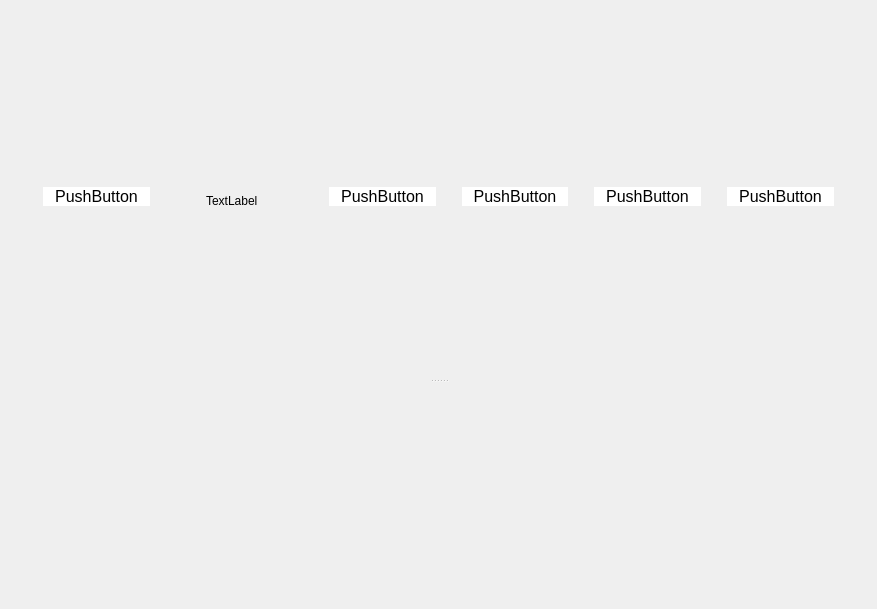
Old version of the form mainwindow.ui in the repository darkestsoul99/wordle-qt.
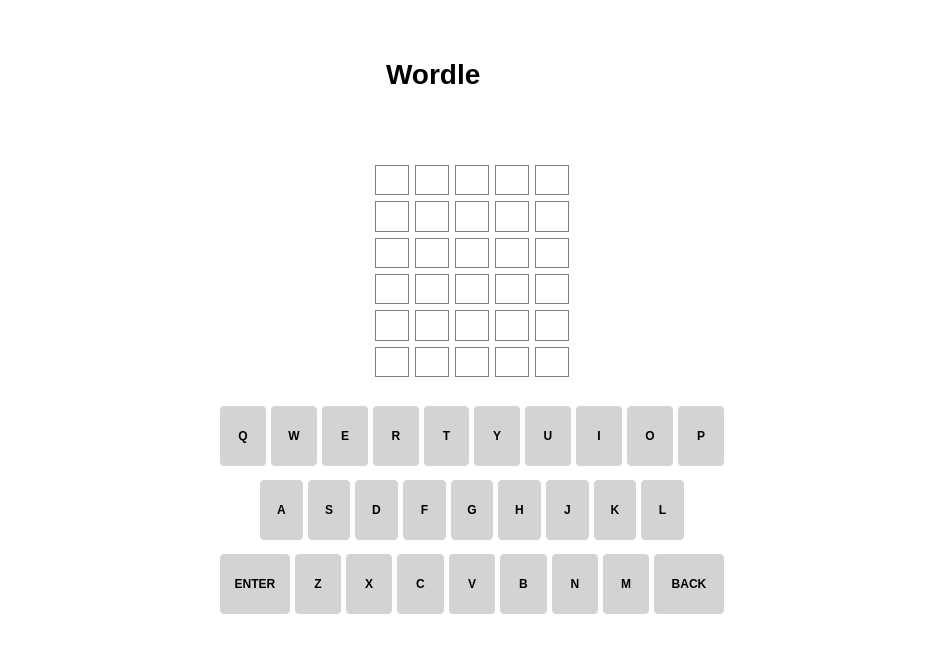
New version of the form. The open tabs and pages were chosen to show the change. Icons and pictures are not drawn.

What changed in the file:
```diff
--- a/mainwindow.ui
+++ b/mainwindow.ui
@@ -6,30 +6,16 @@
    <rect>
     <x>0</x>
     <y>0</y>
-    <width>877</width>
-    <height>609</height>
+    <width>944</width>
+    <height>672</height>
    </rect>
   </property>
   <property name="windowTitle">
    <string>MainWindow</string>
   </property>
   <property name="styleSheet">
-   <string notr="true">QPushButton {
-    position: relative;
-    border: none;
-    height: 3em;
-    border-radius: 1.5em;
-    font-size: 16px;
-	line-height: 28px;
-    padding: 0 2em;
-    background: #fff;
-    color: #000;
-    margin: 0 10px 8px;
-    font-weight: 400;
-}
-
-QFrame {
-	border-style: none;
+   <string notr="true">QMainWindow {
+	background-color: #fff;
 }</string>
   </property>
   <property name="animated">
@@ -37,7 +23,7 @@
   </property>
   <widget class="QWidget" name="centralWidget">
    <layout class="QGridLayout" name="gridLayout">
-    <item row="1" column="0">
+    <item row="0" column="0">
      <widget class="QStackedWidget" name="stackedWidget">
       <property name="font">
        <font>
@@ -277,142 +263,822 @@
        <property name="styleSheet">
         <string notr="true"/>
        </property>
-       <layout class="QGridLayout" name="gridLayout_2">
+       <layout class="QGridLayout" name="gridLayout_2" rowstretch="1,5">
         <item row="0" column="0">
-         <widget class="QSplitter" name="splitter">
-          <property name="sizePolicy">
-           <sizepolicy hsizetype="Preferred" vsizetype="Expanding">
-            <horstretch>0</horstretch>
-            <verstretch>100</verstretch>
-           </sizepolicy>
+         <widget class="QWidget" name="horizontalWidget" native="true">
+          <property name="styleSheet">
+           <string notr="true">QPushButton {
+	border: none;
+	padding: 0;
+}</string>
           </property>
-          <property name="orientation">
-           <enum>Qt::Vertical</enum>
-          </property>
-          <widget class="QWidget" name="horizontalLayoutWidget">
-           <layout class="QHBoxLayout" name="horizontalLayout">
-            <item>
-             <widget class="QPushButton" name="pushButton">
-              <property name="sizePolicy">
-               <sizepolicy hsizetype="Preferred" vsizetype="Fixed">
-                <horstretch>1</horstretch>
-                <verstretch>0</verstretch>
-               </sizepolicy>
-              </property>
-              <property name="text">
-               <string>PushButton</string>
-              </property>
-             </widget>
-            </item>
-            <item>
-             <spacer name="horizontalSpacer_3">
-              <property name="orientation">
-               <enum>Qt::Horizontal</enum>
-              </property>
-              <property name="sizeHint" stdset="0">
-               <size>
-                <width>40</width>
-                <height>20</height>
-               </size>
-              </property>
-             </spacer>
-            </item>
-            <item>
-             <widget class="QLabel" name="label">
-              <property name="sizePolicy">
-               <sizepolicy hsizetype="Preferred" vsizetype="Preferred">
-                <horstretch>5</horstretch>
-                <verstretch>0</verstretch>
-               </sizepolicy>
-              </property>
-              <property name="maximumSize">
-               <size>
-                <width>67</width>
-                <height>16777215</height>
-               </size>
-              </property>
-              <property name="text">
-               <string>TextLabel</string>
-              </property>
-             </widget>
-            </item>
-            <item>
-             <spacer name="horizontalSpacer_4">
-              <property name="orientation">
-               <enum>Qt::Horizontal</enum>
-              </property>
-              <property name="sizeHint" stdset="0">
-               <size>
-                <width>40</width>
-                <height>20</height>
-               </size>
-              </property>
-             </spacer>
-            </item>
-            <item>
-             <widget class="QPushButton" name="pushButton_5">
-              <property name="sizePolicy">
-               <sizepolicy hsizetype="Preferred" vsizetype="Fixed">
-                <horstretch>1</horstretch>
-                <verstretch>0</verstretch>
-               </sizepolicy>
-              </property>
-              <property name="text">
-               <string>PushButton</string>
-              </property>
-             </widget>
-            </item>
-            <item>
-             <widget class="QPushButton" name="pushButton_3">
-              <property name="sizePolicy">
-               <sizepolicy hsizetype="Preferred" vsizetype="Fixed">
-                <horstretch>1</horstretch>
-                <verstretch>0</verstretch>
-               </sizepolicy>
-              </property>
-              <property name="text">
-               <string>PushButton</string>
-              </property>
-             </widget>
-            </item>
-            <item>
-             <widget class="QPushButton" name="pushButton_4">
-              <property name="sizePolicy">
-               <sizepolicy hsizetype="Preferred" vsizetype="Fixed">
-                <horstretch>1</horstretch>
-                <verstretch>0</verstretch>
-               </sizepolicy>
-              </property>
-              <property name="text">
-               <string>PushButton</string>
-              </property>
-             </widget>
-            </item>
-            <item>
-             <widget class="QPushButton" name="pushButton_2">
-              <property name="sizePolicy">
-               <sizepolicy hsizetype="Preferred" vsizetype="Fixed">
-                <horstretch>1</horstretch>
-                <verstretch>0</verstretch>
-               </sizepolicy>
-              </property>
-              <property name="text">
-               <string>PushButton</string>
-              </property>
-             </widget>
-            </item>
-           </layout>
-          </widget>
-          <widget class="QWidget" name="widget" native="true">
-           <layout class="QVBoxLayout" name="verticalLayout_2">
-            <item>
-             <widget class="QWidget" name="widget_2" native="true"/>
-            </item>
-            <item>
-             <widget class="QWidget" name="widget_3" native="true"/>
-            </item>
-           </layout>
-          </widget>
+          <layout class="QHBoxLayout" name="horizontalLayout" stretch="1,100,1,1,1">
+           <item>
+            <widget class="QPushButton" name="menuButton">
+             <property name="maximumSize">
+              <size>
+               <width>50</width>
+               <height>50</height>
+              </size>
+             </property>
+             <property name="styleSheet">
+              <string notr="true">image: url(:/img/svg/menu-svgrepo-com.svg);</string>
+             </property>
+             <property name="text">
+              <string/>
+             </property>
+            </widget>
+           </item>
+           <item alignment="Qt::AlignHCenter">
+            <widget class="QLabel" name="wordleBarLogo">
+             <property name="styleSheet">
+              <string notr="true">font-weight: 700;
+font-size: 28px;
+left: 0;
+right: 0;
+position: relative;</string>
+             </property>
+             <property name="text">
+              <string>Wordle</string>
+             </property>
+            </widget>
+           </item>
+           <item>
+            <widget class="QPushButton" name="helpButton">
+             <property name="maximumSize">
+              <size>
+               <width>50</width>
+               <height>50</height>
+              </size>
+             </property>
+             <property name="styleSheet">
+              <string notr="true">image: url(:/img/svg/round-help-button.svg);</string>
+             </property>
+             <property name="text">
+              <string/>
+             </property>
+            </widget>
+           </item>
+           <item>
+            <widget class="QPushButton" name="statsButton">
+             <property name="maximumSize">
+              <size>
+               <width>50</width>
+               <height>50</height>
+              </size>
+             </property>
+             <property name="styleSheet">
+              <string notr="true">image: url(:/img/svg/bar-chart.svg);</string>
+             </property>
+             <property name="text">
+              <string/>
+             </property>
+            </widget>
+           </item>
+           <item>
+            <widget class="QPushButton" name="settingsButton">
+             <property name="maximumSize">
+              <size>
+               <width>50</width>
+               <height>50</height>
+              </size>
+             </property>
+             <property name="styleSheet">
+              <string notr="true">image: url(:/img/svg/settings-svgrepo-com(1).svg);</string>
+             </property>
+             <property name="text">
+              <string/>
+             </property>
+            </widget>
+           </item>
+          </layout>
+         </widget>
+        </item>
+        <item row="1" column="0">
+         <widget class="QWidget" name="gameWidget" native="true">
+          <layout class="QHBoxLayout" name="horizontalLayout_3" stretch="1,3,1">
+           <item>
+            <spacer name="horizontalSpacer_3">
+             <property name="orientation">
+              <enum>Qt::Horizontal</enum>
+             </property>
+             <property name="sizeType">
+              <enum>QSizePolicy::Preferred</enum>
+             </property>
+             <property name="sizeHint" stdset="0">
+              <size>
+               <width>40</width>
+               <height>20</height>
+              </size>
+             </property>
+            </spacer>
+           </item>
+           <item>
+            <widget class="QWidget" name="gameAreaWidget" native="true">
+             <layout class="QVBoxLayout" name="verticalLayout_4">
+              <item>
+               <layout class="QHBoxLayout" name="horizontalLayout_4" stretch="2,3,2">
+                <item>
+                 <spacer name="horizontalSpacer_8">
+                  <property name="orientation">
+                   <enum>Qt::Horizontal</enum>
+                  </property>
+                  <property name="sizeType">
+                   <enum>QSizePolicy::Preferred</enum>
+                  </property>
+                  <property name="sizeHint" stdset="0">
+                   <size>
+                    <width>40</width>
+                    <height>20</height>
+                   </size>
+                  </property>
+                 </spacer>
+                </item>
+                <item>
+                 <widget class="QWidget" name="wordsWidget" native="true">
+                  <property name="sizePolicy">
+                   <sizepolicy hsizetype="Preferred" vsizetype="Preferred">
+                    <horstretch>0</horstretch>
+                    <verstretch>0</verstretch>
+                   </sizepolicy>
+                  </property>
+                  <layout class="QGridLayout" name="gridLayout_4" columnstretch="0,0,0,0,0,0,0">
+                   <item row="3" column="3">
+                    <widget class="QLabel" name="label_22">
+                     <property name="styleSheet">
+                      <string notr="true">border: 1px solid;
+border-color: grey;</string>
+                     </property>
+                     <property name="text">
+                      <string/>
+                     </property>
+                    </widget>
+                   </item>
+                   <item row="1" column="2">
+                    <widget class="QLabel" name="label_30">
+                     <property name="styleSheet">
+                      <string notr="true">border: 1px solid;
+border-color: grey;</string>
+                     </property>
+                     <property name="text">
+                      <string/>
+                     </property>
+                    </widget>
+                   </item>
+                   <item row="2" column="1">
+                    <widget class="QLabel" name="label_16">
+                     <property name="styleSheet">
+                      <string notr="true">border: 1px solid;
+border-color: grey;</string>
+                     </property>
+                     <property name="text">
+                      <string/>
+                     </property>
+                    </widget>
+                   </item>
+                   <item row="2" column="5">
+                    <widget class="QLabel" name="label_6">
+                     <property name="styleSheet">
+                      <string notr="true">border: 1px solid;
+border-color: grey;</string>
+                     </property>
+                     <property name="text">
+                      <string/>
+                     </property>
+                    </widget>
+                   </item>
+                   <item row="0" column="1">
+                    <widget class="QLabel" name="label_13">
+                     <property name="styleSheet">
+                      <string notr="true">border: 1px solid;
+border-color: grey;</string>
+                     </property>
+                     <property name="text">
+                      <string/>
+                     </property>
+                    </widget>
+                   </item>
+                   <item row="0" column="4">
+                    <widget class="QLabel" name="label_5">
+                     <property name="styleSheet">
+                      <string notr="true">border: 1px solid;
+border-color: grey;</string>
+                     </property>
+                     <property name="text">
+                      <string/>
+                     </property>
+                    </widget>
+                   </item>
+                   <item row="0" column="3">
+                    <widget class="QLabel" name="label_24">
+                     <property name="styleSheet">
+                      <string notr="true">border: 1px solid;
+border-color: grey;</string>
+                     </property>
+                     <property name="text">
+                      <string/>
+                     </property>
+                    </widget>
+                   </item>
+                   <item row="1" column="5">
+                    <widget class="QLabel" name="label_8">
+                     <property name="styleSheet">
+                      <string notr="true">border: 1px solid;
+border-color: grey;</string>
+                     </property>
+                     <property name="text">
+                      <string/>
+                     </property>
+                    </widget>
+                   </item>
+                   <item row="6" column="4">
+                    <widget class="QLabel" name="label_3">
+                     <property name="styleSheet">
+                      <string notr="true">border: 1px solid;
+border-color: grey;</string>
+                     </property>
+                     <property name="text">
+                      <string/>
+                     </property>
+                    </widget>
+                   </item>
+                   <item row="5" column="1">
+                    <widget class="QLabel" name="label_18">
+                     <property name="styleSheet">
+                      <string notr="true">border: 1px solid;
+border-color: grey;</string>
+                     </property>
+                     <property name="text">
+                      <string/>
+                     </property>
+                    </widget>
+                   </item>
+                   <item row="3" column="2">
+                    <widget class="QLabel" name="label_28">
+                     <property name="styleSheet">
+                      <string notr="true">border: 1px solid;
+border-color: grey;</string>
+                     </property>
+                     <property name="text">
+                      <string/>
+                     </property>
+                    </widget>
+                   </item>
+                   <item row="6" column="5">
+                    <widget class="QLabel" name="label_4">
+                     <property name="styleSheet">
+                      <string notr="true">border: 1px solid;
+border-color: grey;</string>
+                     </property>
+                     <property name="text">
+                      <string/>
+                     </property>
+                    </widget>
+                   </item>
+                   <item row="5" column="4">
+                    <widget class="QLabel" name="label_12">
+                     <property name="styleSheet">
+                      <string notr="true">border: 1px solid;
+border-color: grey;</string>
+                     </property>
+                     <property name="text">
+                      <string/>
+                     </property>
+                    </widget>
+                   </item>
+                   <item row="0" column="2">
+                    <widget class="QLabel" name="label_23">
+                     <property name="styleSheet">
+                      <string notr="true">border: 1px solid;
+border-color: grey;</string>
+                     </property>
+                     <property name="text">
+                      <string/>
+                     </property>
+                    </widget>
+                   </item>
+                   <item row="6" column="3">
+                    <widget class="QLabel" name="label_25">
+                     <property name="styleSheet">
+                      <string notr="true">border: 1px solid;
+border-color: grey;</string>
+                     </property>
+                     <property name="text">
+                      <string/>
+                     </property>
+                    </widget>
+                   </item>
+                   <item row="2" column="2">
+                    <widget class="QLabel" name="label_29">
+                     <property name="styleSheet">
+                      <string notr="true">border: 1px solid;
+border-color: grey;</string>
+                     </property>
+                     <property name="text">
+                      <string/>
+                     </property>
+                    </widget>
+                   </item>
+                   <item row="0" column="5">
+                    <widget class="QLabel" name="label_2">
+                     <property name="styleSheet">
+                      <string notr="true">border: 1px solid;
+border-color: grey;</string>
+                     </property>
+                     <property name="text">
+                      <string/>
+                     </property>
+                    </widget>
+                   </item>
+                   <item row="2" column="3">
+                    <widget class="QLabel" name="label_20">
+                     <property name="styleSheet">
+                      <string notr="true">border: 1px solid;
+border-color: grey;</string>
+                     </property>
+                     <property name="text">
+                      <string/>
+                     </property>
+                    </widget>
+                   </item>
+                   <item row="6" column="1">
+                    <widget class="QLabel" name="label_19">
+                     <property name="styleSheet">
+                      <string notr="true">border: 1px solid;
+border-color: grey;</string>
+                     </property>
+                     <property name="text">
+                      <string/>
+                     </property>
+                    </widget>
+                   </item>
+                   <item row="1" column="1">
+                    <widget class="QLabel" name="label_15">
+                     <property name="styleSheet">
+                      <string notr="true">border: 1px solid;
+border-color: grey;</string>
+                     </property>
+                     <property name="text">
+                      <string/>
+                     </property>
+                    </widget>
+                   </item>
+                   <item row="5" column="5">
+                    <widget class="QLabel" name="label">
+                     <property name="styleSheet">
+                      <string notr="true">border: 1px solid;
+border-color: grey;</string>
+                     </property>
+                     <property name="text">
+                      <string/>
+                     </property>
+                    </widget>
+                   </item>
+                   <item row="3" column="1">
+                    <widget class="QLabel" name="label_17">
+                     <property name="styleSheet">
+                      <string notr="true">border: 1px solid;
+border-color: grey;</string>
+                     </property>
+                     <property name="text">
+                      <string/>
+                     </property>
+                    </widget>
+                   </item>
+                   <item row="3" column="4">
+                    <widget class="QLabel" name="label_10">
+                     <property name="styleSheet">
+                      <string notr="true">border: 1px solid;
+border-color: grey;</string>
+                     </property>
+                     <property name="text">
+                      <string/>
+                     </property>
+                    </widget>
+                   </item>
+                   <item row="2" column="4">
+                    <widget class="QLabel" name="label_9">
+                     <property name="styleSheet">
+                      <string notr="true">border: 1px solid;
+border-color: grey;</string>
+                     </property>
+                     <property name="text">
+                      <string/>
+                     </property>
+                    </widget>
+                   </item>
+                   <item row="6" column="2">
+                    <widget class="QLabel" name="label_27">
+                     <property name="styleSheet">
+                      <string notr="true">border: 1px solid;
+border-color: grey;</string>
+                     </property>
+                     <property name="text">
+                      <string/>
+                     </property>
+                    </widget>
+                   </item>
+                   <item row="1" column="4">
+                    <widget class="QLabel" name="label_7">
+                     <property name="styleSheet">
+                      <string notr="true">border: 1px solid;
+border-color: grey;</string>
+                     </property>
+                     <property name="text">
+                      <string/>
+                     </property>
+                    </widget>
+                   </item>
+                   <item row="5" column="3">
+                    <widget class="QLabel" name="label_26">
+                     <property name="styleSheet">
+                      <string notr="true">border: 1px solid;
+border-color: grey;</string>
+                     </property>
+                     <property name="text">
+                      <string/>
+                     </property>
+                    </widget>
+                   </item>
+                   <item row="1" column="3">
+                    <widget class="QLabel" name="label_21">
+                     <property name="styleSheet">
+                      <string notr="true">border: 1px solid;
+border-color: grey;</string>
+                     </property>
+                     <property name="text">
+                      <string/>
+                     </property>
+                    </widget>
+                   </item>
+                   <item row="5" column="2">
+                    <widget class="QLabel" name="label_31">
+                     <property name="styleSheet">
+                      <string notr="true">border: 1px solid;
+border-color: grey;</string>
+                     </property>
+                     <property name="text">
+                      <string/>
+                     </property>
+                    </widget>
+                   </item>
+                   <item row="3" column="5">
+                    <widget class="QLabel" name="label_11">
+                     <property name="styleSheet">
+                      <string notr="true">border: 1px solid;
+border-color: grey;</string>
+                     </property>
+                     <property name="text">
+                      <string/>
+                     </property>
+                    </widget>
+                   </item>
+                  </layout>
+                 </widget>
+                </item>
+                <item>
+                 <spacer name="horizontalSpacer_7">
+                  <property name="orientation">
+                   <enum>Qt::Horizontal</enum>
+                  </property>
+                  <property name="sizeType">
+                   <enum>QSizePolicy::Preferred</enum>
+                  </property>
+                  <property name="sizeHint" stdset="0">
+                   <size>
+                    <width>40</width>
+                    <height>20</height>
+                   </size>
+                  </property>
+                 </spacer>
+                </item>
+               </layout>
+              </item>
+              <item>
+               <widget class="QWidget" name="keyboardWidget" native="true">
+                <property name="sizePolicy">
+                 <sizepolicy hsizetype="Preferred" vsizetype="Preferred">
+                  <horstretch>0</horstretch>
+                  <verstretch>0</verstretch>
+                 </sizepolicy>
+                </property>
+                <property name="styleSheet">
+                 <string notr="true">QPushButton {
+    font-size: 1.25em;
+    font-weight: bold;
+    border: 0;
+    padding: 0;
+    margin: 0 6px 0 0;
+    height: 58px;
+    border-radius: 4px;
+    text-transform: uppercase;
+	color: #000;
+	background-color: #d3d3d3;
+	min-height: 60px;
+}
+
+QWidget {
+	margin: 0;
+	padding: 0;
+}</string>
+                </property>
+                <layout class="QVBoxLayout" name="verticalLayout_3">
+                 <property name="spacing">
+                  <number>2</number>
+                 </property>
+                 <property name="leftMargin">
+                  <number>0</number>
+                 </property>
+                 <property name="topMargin">
+                  <number>0</number>
+                 </property>
+                 <property name="rightMargin">
+                  <number>0</number>
+                 </property>
+                 <property name="bottomMargin">
+                  <number>0</number>
+                 </property>
+                 <item>
+                  <layout class="QHBoxLayout" name="qwertyLayout">
+                   <property name="spacing">
+                    <number>5</number>
+                   </property>
+                   <item>
+                    <widget class="QPushButton" name="QKeyButton">
+                     <property name="text">
+                      <string>Q</string>
+                     </property>
+                    </widget>
+                   </item>
+                   <item>
+                    <widget class="QPushButton" name="WKeyButton">
+                     <property name="text">
+                      <string>W</string>
+                     </property>
+                    </widget>
+                   </item>
+                   <item>
+                    <widget class="QPushButton" name="EKeyButton">
+                     <property name="text">
+                      <string>E</string>
+                     </property>
+                    </widget>
+                   </item>
+                   <item>
+                    <widget class="QPushButton" name="RKeyButton">
+                     <property name="text">
+                      <string>R</string>
+                     </property>
+                    </widget>
+                   </item>
+                   <item>
+                    <widget class="QPushButton" name="TKeyButton">
+                     <property name="text">
+                      <string>T</string>
+                     </property>
+                    </widget>
+                   </item>
+                   <item>
+                    <widget class="QPushButton" name="YKeyButton">
+                     <property name="text">
+                      <string>Y</string>
+                     </property>
+                    </widget>
+                   </item>
+                   <item>
+                    <widget class="QPushButton" name="UKeyButton">
+                     <property name="text">
+                      <string>U</string>
+                     </property>
+                    </widget>
+                   </item>
+                   <item>
+                    <widget class="QPushButton" name="IKeyButton">
+                     <property name="text">
+                      <string>I</string>
+                     </property>
+                    </widget>
+                   </item>
+                   <item>
+                    <widget class="QPushButton" name="OKeyButton">
+                     <property name="text">
+                      <string>O</string>
+                     </property>
+                    </widget>
+                   </item>
+                   <item>
+                    <widget class="QPushButton" name="PKeyButton">
+                     <property name="text">
+                      <string>P</string>
+                     </property>
+                    </widget>
+                   </item>
+                  </layout>
+                 </item>
+                 <item>
+                  <layout class="QHBoxLayout" name="asdLayout">
+                   <property name="spacing">
+                    <number>5</number>
+                   </property>
+                   <property name="sizeConstraint">
+                    <enum>QLayout::SetDefaultConstraint</enum>
+                   </property>
+                   <item>
+                    <spacer name="horizontalSpacer_5">
+                     <property name="orientation">
+                      <enum>Qt::Horizontal</enum>
+                     </property>
+                     <property name="sizeType">
+                      <enum>QSizePolicy::Maximum</enum>
+                     </property>
+                     <property name="sizeHint" stdset="0">
+                      <size>
+                       <width>40</width>
+                       <height>20</height>
+                      </size>
+                     </property>
+                    </spacer>
+                   </item>
+                   <item>
+                    <widget class="QPushButton" name="AKeyButton">
+                     <property name="text">
+                      <string>A</string>
+                     </property>
+                    </widget>
+                   </item>
+                   <item>
+                    <widget class="QPushButton" name="SKeyButton">
+                     <property name="text">
+                      <string>S</string>
+                     </property>
+                    </widget>
+                   </item>
+                   <item>
+                    <widget class="QPushButton" name="DKeyButton">
+                     <property name="text">
+                      <string>D</string>
+                     </property>
+                    </widget>
+                   </item>
+                   <item>
+                    <widget class="QPushButton" name="FKeyButton">
+                     <property name="text">
+                      <string>F</string>
+                     </property>
+                    </widget>
+                   </item>
+                   <item>
+                    <widget class="QPushButton" name="GKeyButton">
+                     <property name="text">
+                      <string>G</string>
+                     </property>
+                    </widget>
+                   </item>
+                   <item>
+                    <widget class="QPushButton" name="HKeyButton">
+                     <property name="text">
+                      <string>H</string>
+                     </property>
+                    </widget>
+                   </item>
+                   <item>
+                    <widget class="QPushButton" name="JKeyButton">
+                     <property name="text">
+                      <string>J</string>
+                     </property>
+                    </widget>
+                   </item>
+                   <item>
+                    <widget class="QPushButton" name="KKeyButton">
+                     <property name="text">
+                      <string>K</string>
+                     </property>
+                    </widget>
+                   </item>
+                   <item>
+                    <widget class="QPushButton" name="LKeyButton">
+                     <property name="minimumSize">
+                      <size>
+                       <width>0</width>
+                       <height>60</height>
+                      </size>
+                     </property>
+                     <property name="text">
+                      <string>L</string>
+                     </property>
+                    </widget>
+                   </item>
+                   <item>
+                    <spacer name="horizontalSpacer_6">
+                     <property name="orientation">
+                      <enum>Qt::Horizontal</enum>
+                     </property>
+                     <property name="sizeType">
+                      <enum>QSizePolicy::Maximum</enum>
+                     </property>
+                     <property name="sizeHint" stdset="0">
+                      <size>
+                       <width>40</width>
+                       <height>20</height>
+                      </size>
+                     </property>
+                    </spacer>
+                   </item>
+                  </layout>
+                 </item>
+                 <item>
+                  <layout class="QHBoxLayout" name="lowLayout" stretch="3,2,2,2,2,2,2,2,3">
+                   <property name="spacing">
+                    <number>5</number>
+                   </property>
+                   <item>
+                    <widget class="QPushButton" name="enterKeyButton">
+                     <property name="text">
+                      <string>ENTER</string>
+                     </property>
+                    </widget>
+                   </item>
+                   <item>
+                    <widget class="QPushButton" name="ZKeyButton">
+                     <property name="text">
+                      <string>Z</string>
+                     </property>
+                    </widget>
+                   </item>
+                   <item>
+                    <widget class="QPushButton" name="XKeyButton">
+                     <property name="text">
+                      <string>X</string>
+                     </property>
+                    </widget>
+                   </item>
+                   <item>
+                    <widget class="QPushButton" name="CKeyButton">
+                     <property name="text">
+                      <string>C</string>
+                     </property>
+                    </widget>
+                   </item>
+                   <item>
+                    <widget class="QPushButton" name="VKeyButton">
+                     <property name="text">
+                      <string>V</string>
+                     </property>
+                    </widget>
+                   </item>
+                   <item>
+                    <widget class="QPushButton" name="BKeyButton">
+                     <property name="text">
+                      <string>B</string>
+                     </property>
+                    </widget>
+                   </item>
+                   <item>
+                    <widget class="QPushButton" name="NKeyButton">
+                     <property name="text">
+                      <string>N</string>
+                     </property>
+                    </widget>
+                   </item>
+                   <item>
+                    <widget class="QPushButton" name="MKeyButton">
+                     <property name="text">
+                      <string>M</string>
+                     </property>
+                    </widget>
+                   </item>
+                   <item>
+                    <widget class="QPushButton" name="backKeyButton">
+                     <property name="text">
+                      <string>BACK</string>
+                     </property>
+                    </widget>
+                   </item>
+                  </layout>
+                 </item>
+                </layout>
+               </widget>
+              </item>
+             </layout>
+            </widget>
+           </item>
+           <item>
+            <spacer name="horizontalSpacer_4">
+             <property name="orientation">
+              <enum>Qt::Horizontal</enum>
+             </property>
+             <property name="sizeType">
+              <enum>QSizePolicy::Preferred</enum>
+             </property>
+             <property name="sizeHint" stdset="0">
+              <size>
+               <width>40</width>
+               <height>20</height>
+              </size>
+             </property>
+            </spacer>
+           </item>
+          </layout>
          </widget>
         </item>
        </layout>
```
Left out of the diff: 161 changed lines with no effect on the pictures.
